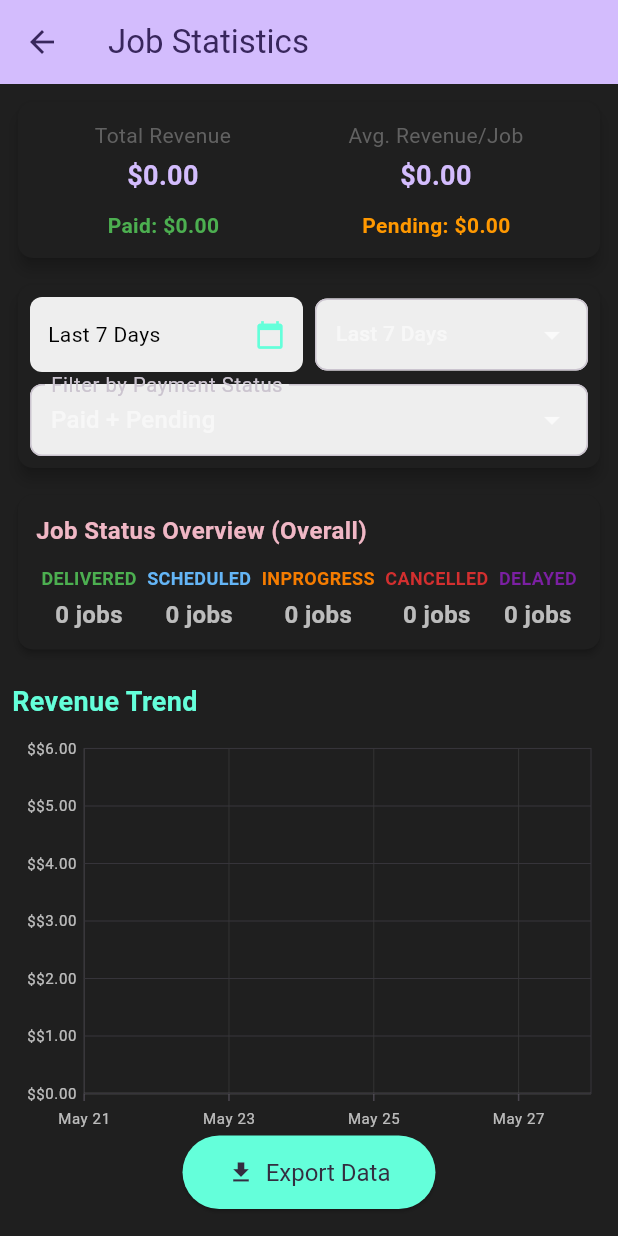
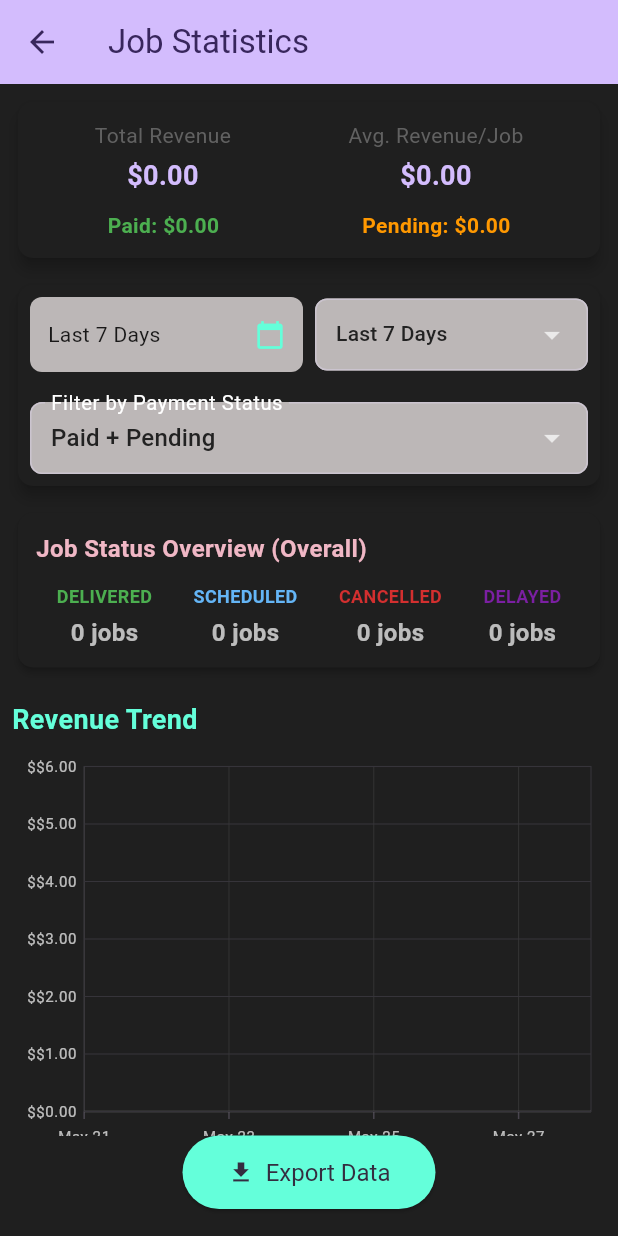
Before and after one commit to officiallykbk/kbflutter, a Flutter app: the JobStatsPage screen opened directly, on a phone screen of 412 x 824 dp. Run offline on Flutter 3.47's test engine with Material 3 defaults, Android fonts, the phone set to English and light mode, and no system bars; our stand-ins replace cached_network_image, cloud_firestore, firebase_auth, firebase_core, firebase_storage, flutter_cache_manager and 8 more; missing offline and left inert: function_tree, pattern_formatter, youtube_api; accounts and stored records are empty; project files that could hold a hidden picture were left out.

Commit message:
updated packages

```diff
--- a/bizorganizer/lib/stats.dart
+++ b/bizorganizer/lib/stats.dart
@@ -336,13 +336,13 @@ class _JobStatsPageState extends State<JobStatsPage> {
                             child: Container(
                               padding: EdgeInsets.symmetric(horizontal: 12, vertical: 15),
                               decoration: BoxDecoration(
-                                color: Colors.grey[200],
+                                color: const Color.fromARGB(255, 188, 183, 183),
                                 borderRadius: BorderRadius.circular(8),
                               ),
                               child: Row(
                                 mainAxisAlignment: MainAxisAlignment.spaceBetween,
                                 children: [
-                                  Flexible(child: Text(dateRangeText, style: TextStyle(fontSize: 14, color: Colors.black))),
+                                  Flexible(child: Text(dateRangeText, style: TextStyle(fontSize: 14, color: Colors.black87,overflow: TextOverflow.ellipsis))),
                                   Icon(Icons.calendar_today, size: 20),
                                 ],
                               ),
@@ -355,14 +355,15 @@ class _JobStatsPageState extends State<JobStatsPage> {
                             decoration: InputDecoration(
                               border: OutlineInputBorder(borderRadius: BorderRadius.circular(8)),
                               contentPadding: EdgeInsets.symmetric(horizontal: 10, vertical: 0),
-                              fillColor: Colors.grey[200],
+                              fillColor: const Color.fromARGB(255, 188, 183, 183),
                               filled: true,
                             ),
+                            dropdownColor: const Color.fromARGB(255, 188, 183, 183),
                             value: selectedRange,
                             items: ['Last 7 Days', 'Last Month', 'Last 6 Months', 'Custom']
                                 .map((range) => DropdownMenuItem(
                                       value: range,
-                                      child: Text(range, style: TextStyle(fontSize: 14)),
+                                      child: Text(range, style: TextStyle(fontSize: 14,color:const Color.fromARGB(255, 34, 34, 34))),
                                     ))
                                 .toList(),
                             onChanged: (value) {
@@ -380,20 +381,22 @@ class _JobStatsPageState extends State<JobStatsPage> {
                         ),
                       ],
                     ),
-                    SizedBox(height: 8),
+                    SizedBox(height: 20),
                     DropdownButtonFormField<String>(
                       decoration: InputDecoration(
                         labelText: "Filter by Payment Status",
+                        labelStyle:TextStyle(color:Colors.white),
                         border: OutlineInputBorder(borderRadius: BorderRadius.circular(8)),
                         contentPadding: EdgeInsets.symmetric(horizontal: 10, vertical: 10),
-                        fillColor: Colors.grey[200],
+                         fillColor: const Color.fromARGB(255, 188, 183, 183),
                         filled: true,
                       ),
+                      dropdownColor:  const Color.fromARGB(255, 188, 183, 183),
                       value: selectedPaymentStatusFilter,
                       items: ['Paid Only', 'Pending Only', 'Paid + Pending']
                           .map((status) => DropdownMenuItem(
                                 value: status,
-                                child: Text(status),
+                                child: Text(status,style:TextStyle(color:Color.fromARGB(255, 34,34, 34))),
                               ))
                           .toList(),
                       onChanged: (value) {
@@ -530,7 +533,6 @@ class _JobStatsPageState extends State<JobStatsPage> {
               children: [
                 _statusCard(deliveryStatusToString(DeliveryStatus.Delivered).toUpperCase(), Colors.green, jobProvider.completedJobs.length),
                 _statusCard(deliveryStatusToString(DeliveryStatus.Scheduled).toUpperCase(), Colors.blue.shade300, jobProvider.jobs.where((j) => deliveryStatusFromString(j['delivery_status']?.toString()) == DeliveryStatus.Scheduled).length),
-                _statusCard(deliveryStatusToString(DeliveryStatus.InProgress).toUpperCase(), Colors.orange.shade700, jobProvider.jobs.where((j) => deliveryStatusFromString(j['delivery_status']?.toString()) == DeliveryStatus.InProgress).length),
                 _statusCard(deliveryStatusToString(DeliveryStatus.Cancelled).toUpperCase(), Colors.red.shade700, jobProvider.cancelledJobs.length),
                 _statusCard(deliveryStatusToString(DeliveryStatus.Delayed).toUpperCase(), Colors.purple.shade700, jobProvider.delayedJobs.length),
               ],
```
